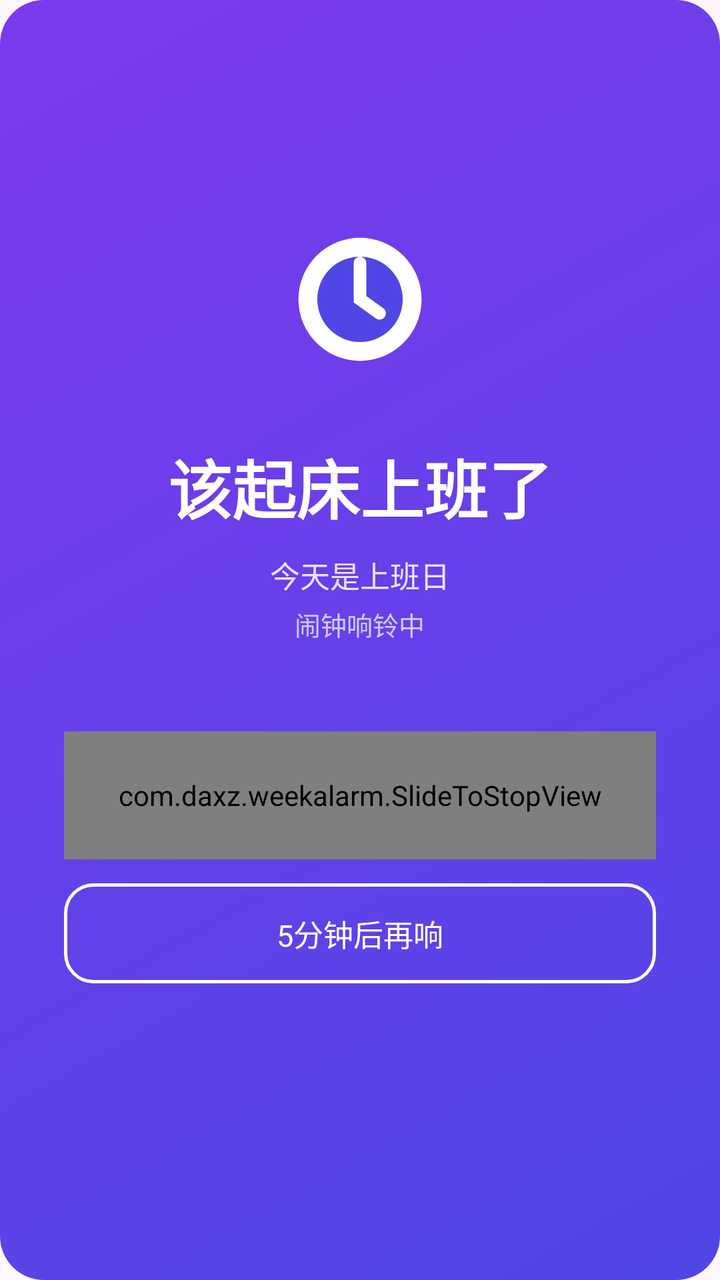
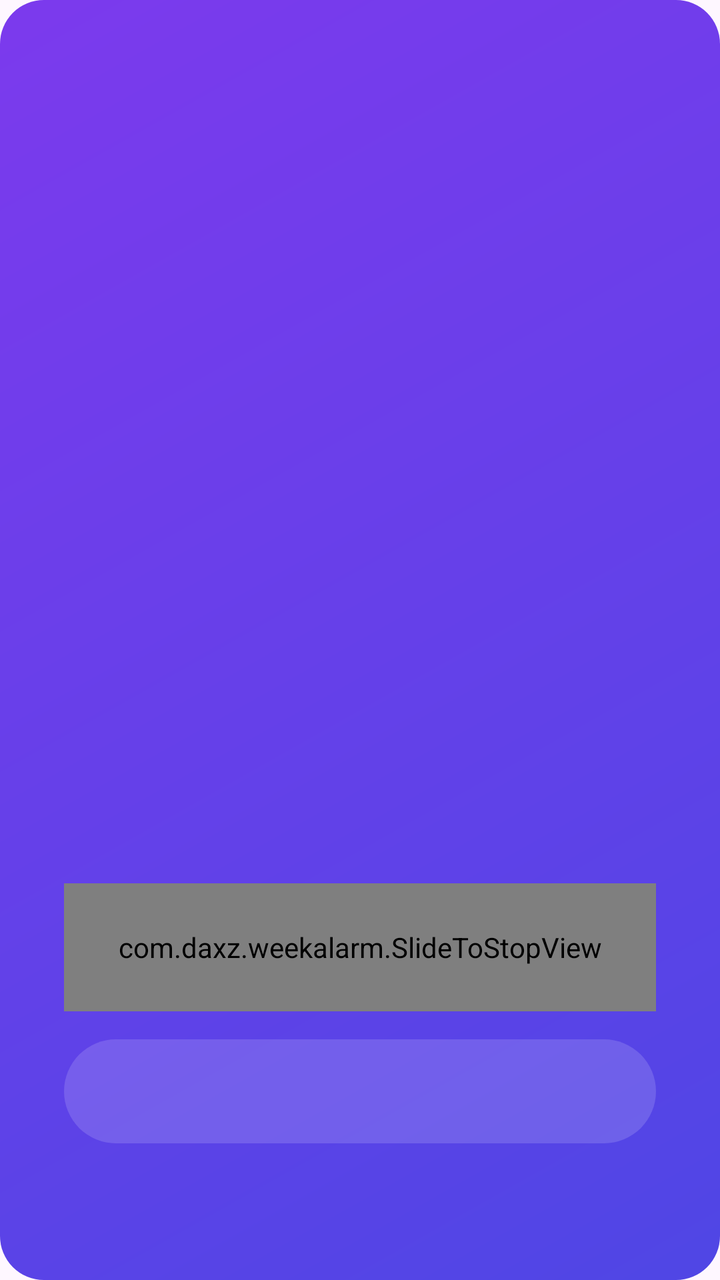

Before-and-after screenshots of an Android layout around one commit, followed by the original layout XML and the change that was made.
<!-- AndroidManifest.xml: application theme Theme.DaxiaoWeekAlarm -->
<!-- res/layout/activity_alarm.xml -->
<?xml version="1.0" encoding="utf-8"?>
<LinearLayout xmlns:android="http://schemas.android.com/apk/res/android"
    android:layout_width="match_parent"
    android:layout_height="match_parent"
    android:background="@drawable/bg_hero"
    android:gravity="center"
    android:orientation="vertical"
    android:padding="32dp">

    <ImageView
        android:layout_width="84dp"
        android:layout_height="84dp"
        android:src="@drawable/ic_clock_white" />

    <TextView
        android:id="@+id/tv_title"
        android:layout_width="wrap_content"
        android:layout_height="wrap_content"
        android:layout_marginTop="28dp"
        android:text="该起床上班了"
        android:textColor="@color/white"
        android:textSize="32sp"
        android:textStyle="bold" />

    <TextView
        android:id="@+id/tv_sub"
        android:layout_width="wrap_content"
        android:layout_height="wrap_content"
        android:layout_marginTop="10dp"
        android:text="今天是上班日"
        android:textColor="#E6E4FF"
        android:textSize="15sp" />

    <TextView
        android:id="@+id/tv_time"
        android:layout_width="wrap_content"
        android:layout_height="wrap_content"
        android:layout_marginTop="4dp"
        android:text="闹钟响铃中"
        android:textColor="#CFCBFF"
        android:textSize="13sp" />

    
    <com.daxz.weekalarm.SlideToStopView
        android:id="@+id/btn_stop"
        android:layout_width="match_parent"
        android:layout_height="64dp"
        android:layout_marginTop="44dp" />

    <TextView
        android:id="@+id/btn_snooze"
        android:layout_width="match_parent"
        android:layout_height="50dp"
        android:layout_marginTop="12dp"
        android:background="@drawable/bg_btn_ghost"
        android:clickable="true"
        android:focusable="true"
        android:gravity="center"
        android:text="5分钟后再响"
        android:textColor="@color/white"
        android:textSize="15sp" />

    
    <TextView
        android:id="@+id/tv_hint"
        android:layout_width="wrap_content"
        android:layout_height="wrap_content"
        android:layout_marginTop="24dp"
        android:textColor="#CFCBFF"
        android:textSize="12sp" />
</LinearLayout>
<!-- resources referenced by this layout -->
<resources>
  <color name="white">#FFFFFFFF</color>
  <!-- drawable bg_btn_ghost (drawable) -->
  <?xml version="1.0" encoding="utf-8"?>
  <ripple xmlns:android="http://schemas.android.com/apk/res/android"
      android:color="#40FFFFFF">
      <item>
          <shape android:shape="rectangle">
              <solid android:color="#00000000" />
              <corners android:radius="14dp" />
              <stroke android:width="1.5dp" android:color="#FFFFFFFF" />
          </shape>
      </item>
  </ripple>
  <!-- drawable bg_hero (drawable) -->
  <?xml version="1.0" encoding="utf-8"?>
  <shape xmlns:android="http://schemas.android.com/apk/res/android"
      android:shape="rectangle">
      <gradient
          android:angle="135"
          android:startColor="@color/indigo"
          android:endColor="@color/violet" />
      <corners android:radius="22dp" />
  </shape>
  <!-- drawable ic_clock_white (drawable) -->
  <?xml version="1.0" encoding="utf-8"?>
  <vector xmlns:android="http://schemas.android.com/apk/res/android"
      android:width="24dp"
      android:height="24dp"
      android:viewportWidth="24"
      android:viewportHeight="24">
      
      <path
          android:fillColor="#FFFFFFFF"
          android:pathData="M12,12 m-8.8,0 a8.8,8.8 0 1,0 17.6,0 a8.8,8.8 0 1,0 -17.6,0" />
      
      <path
          android:fillColor="#4F46E5"
          android:pathData="M12,12 m-6.1,0 a6.1,6.1 0 1,0 12.2,0 a6.1,6.1 0 1,0 -12.2,0" />
      
      <path
          android:fillColor="#00000000"
          android:pathData="M12,6.8 L12,12 L14.8,14"
          android:strokeColor="#FFFFFFFF"
          android:strokeLineCap="round"
          android:strokeWidth="1.8" />
  </vector>
  <style name="Theme.DaxiaoWeekAlarm" parent="Theme.Material3.DayNight.NoActionBar">
          <item name="colorPrimary">@color/indigo</item>
          <item name="colorPrimaryVariant">@color/indigo_dark</item>
          <item name="colorOnPrimary">@color/white</item>
          <item name="android:statusBarColor">@color/bg</item>
          <item name="android:windowLightStatusBar">true</item>
      </style>
  <color name="indigo">#4F46E5</color>
  <color name="violet">#7C3AED</color>
  <color name="indigo_dark">#4338CA</color>
  <color name="bg">#F4F5FB</color>
</resources>

<!-- the commit's change to res/layout/activity_alarm.xml (unified diff, before → after) -->
@@ -3,69 +3,69 @@
     android:layout_width="match_parent"
     android:layout_height="match_parent"
     android:background="@drawable/bg_hero"
-    android:gravity="center"
     android:orientation="vertical"
     android:padding="32dp">
 
-    <ImageView
-        android:layout_width="84dp"
-        android:layout_height="84dp"
-        android:src="@drawable/ic_clock_white" />
+    <TextView
+        android:id="@+id/tv_date"
+        android:layout_width="match_parent"
+        android:layout_height="wrap_content"
+        android:layout_marginTop="36dp"
+        android:gravity="center"
+        android:textColor="#E6E4FF"
+        android:textSize="15sp" />
 
+    
     <TextView
-        android:id="@+id/tv_title"
-        android:layout_width="wrap_content"
+        android:id="@+id/tv_clock"
+        android:layout_width="match_parent"
         android:layout_height="wrap_content"
-        android:layout_marginTop="28dp"
-        android:text="该起床上班了"
+        android:layout_marginTop="2dp"
+        android:fontFamily="sans-serif-light"
+        android:gravity="center"
+        android:letterSpacing="-0.02"
         android:textColor="@color/white"
-        android:textSize="32sp"
-        android:textStyle="bold" />
+        android:textSize="76sp" />
 
     <TextView
         android:id="@+id/tv_sub"
-        android:layout_width="wrap_content"
+        android:layout_width="match_parent"
         android:layout_height="wrap_content"
-        android:layout_marginTop="10dp"
-        android:text="今天是上班日"
-        android:textColor="#E6E4FF"
+        android:layout_marginTop="14dp"
+        android:gravity="center"
+        android:textColor="#CFCBFF"
         android:textSize="15sp" />
 
-    <TextView
-        android:id="@+id/tv_time"
-        android:layout_width="wrap_content"
-        android:layout_height="wrap_content"
-        android:layout_marginTop="4dp"
-        android:text="闹钟响铃中"
-        android:textColor="#CFCBFF"
-        android:textSize="13sp" />
+    <Space
+        android:layout_width="match_parent"
+        android:layout_height="0dp"
+        android:layout_weight="1" />
 
     
     <com.daxz.weekalarm.SlideToStopView
         android:id="@+id/btn_stop"
         android:layout_width="match_parent"
-        android:layout_height="64dp"
-        android:layout_marginTop="44dp" />
+        android:layout_height="64dp" />
 
     <TextView
         android:id="@+id/btn_snooze"
         android:layout_width="match_parent"
-        android:layout_height="50dp"
-        android:layout_marginTop="12dp"
-        android:background="@drawable/bg_btn_ghost"
+        android:layout_height="52dp"
+        android:layout_marginTop="14dp"
+        android:background="@drawable/bg_snooze_pill"
         android:clickable="true"
+        android:drawablePadding="8dp"
         android:focusable="true"
         android:gravity="center"
-        android:text="5分钟后再响"
         android:textColor="@color/white"
         android:textSize="15sp" />
 
-    
     <TextView
         android:id="@+id/tv_hint"
-        android:layout_width="wrap_content"
+        android:layout_width="match_parent"
         android:layout_height="wrap_content"
-        android:layout_marginTop="24dp"
+        android:layout_marginTop="20dp"
+        android:gravity="center"
         android:textColor="#CFCBFF"
         android:textSize="12sp" />
 </LinearLayout>
<!-- resource entries referenced after the edit -->
@@ -1,18 +1,6 @@
 <!-- resources referenced by this layout -->
 <resources>
   <color name="white">#FFFFFFFF</color>
-  <!-- drawable bg_btn_ghost (drawable) -->
-  <?xml version="1.0" encoding="utf-8"?>
-  <ripple xmlns:android="http://schemas.android.com/apk/res/android"
-      android:color="#40FFFFFF">
-      <item>
-          <shape android:shape="rectangle">
-              <solid android:color="#00000000" />
-              <corners android:radius="14dp" />
-              <stroke android:width="1.5dp" android:color="#FFFFFFFF" />
-          </shape>
-      </item>
-  </ripple>
   <!-- drawable bg_hero (drawable) -->
   <?xml version="1.0" encoding="utf-8"?>
   <shape xmlns:android="http://schemas.android.com/apk/res/android"
@@ -23,29 +11,17 @@
           android:endColor="@color/violet" />
       <corners android:radius="22dp" />
   </shape>
-  <!-- drawable ic_clock_white (drawable) -->
+  <!-- drawable bg_snooze_pill (drawable) -->
   <?xml version="1.0" encoding="utf-8"?>
-  <vector xmlns:android="http://schemas.android.com/apk/res/android"
-      android:width="24dp"
-      android:height="24dp"
-      android:viewportWidth="24"
-      android:viewportHeight="24">
-      
-      <path
-          android:fillColor="#FFFFFFFF"
-          android:pathData="M12,12 m-8.8,0 a8.8,8.8 0 1,0 17.6,0 a8.8,8.8 0 1,0 -17.6,0" />
-      
-      <path
-          android:fillColor="#4F46E5"
-          android:pathData="M12,12 m-6.1,0 a6.1,6.1 0 1,0 12.2,0 a6.1,6.1 0 1,0 -12.2,0" />
-      
-      <path
-          android:fillColor="#00000000"
-          android:pathData="M12,6.8 L12,12 L14.8,14"
-          android:strokeColor="#FFFFFFFF"
-          android:strokeLineCap="round"
-          android:strokeWidth="1.8" />
-  </vector>
+  <ripple xmlns:android="http://schemas.android.com/apk/res/android"
+      android:color="#40FFFFFF">
+      <item>
+          <shape android:shape="rectangle">
+              <solid android:color="#26FFFFFF" />
+              <corners android:radius="26dp" />
+          </shape>
+      </item>
+  </ripple>
   <style name="Theme.DaxiaoWeekAlarm" parent="Theme.Material3.DayNight.NoActionBar">
           <item name="colorPrimary">@color/indigo</item>
           <item name="colorPrimaryVariant">@color/indigo_dark</item>
